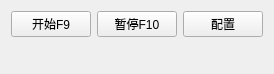
The window that KeyRecorder/KeyRecorder.ui (RYAN--LEE/key-recorder) describes before a commit, drawn with Qt 5.
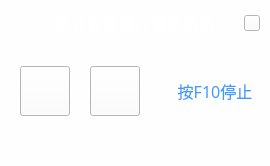
The same window after the commit. Icons and pictures are not drawn.

```diff
--- a/KeyRecorder/KeyRecorder.ui
+++ b/KeyRecorder/KeyRecorder.ui
@@ -7,23 +7,227 @@
     <x>0</x>
     <y>0</y>
     <width>270</width>
-    <height>71</height>
+    <height>166</height>
    </rect>
   </property>
+  <property name="minimumSize">
+   <size>
+    <width>270</width>
+    <height>166</height>
+   </size>
+  </property>
+  <property name="maximumSize">
+   <size>
+    <width>270</width>
+    <height>166</height>
+   </size>
+  </property>
+  <property name="font">
+   <font>
+    <family>Microsoft YaHei</family>
+    <pointsize>12</pointsize>
+   </font>
+  </property>
   <property name="windowTitle">
    <string>按键回放</string>
   </property>
+  <property name="styleSheet">
+   <string notr="true"/>
+  </property>
   <widget class="QWidget" name="centralWidget">
+   <property name="styleSheet">
+    <string notr="true">background-color: rgb(254, 254, 254);</string>
+   </property>
    <layout class="QVBoxLayout" name="verticalLayout">
+    <property name="spacing">
+     <number>0</number>
+    </property>
+    <property name="leftMargin">
+     <number>0</number>
+    </property>
+    <property name="topMargin">
+     <number>0</number>
+    </property>
+    <property name="rightMargin">
+     <number>0</number>
+    </property>
+    <property name="bottomMargin">
+     <number>0</number>
+    </property>
     <item>
-     <layout class="QHBoxLayout" name="horizontalLayout_2">
+     <widget class="QWidget" name="widgetTitle" native="true">
+      <property name="minimumSize">
+       <size>
+        <width>150</width>
+        <height>46</height>
+       </size>
+      </property>
+      <property name="maximumSize">
+       <size>
+        <width>270</width>
+        <height>46</height>
+       </size>
+      </property>
+      <property name="styleSheet">
+       <string notr="true">QWidget#widgetTitle{border-image: url(:/icon/logo/bk.png)};</string>
+      </property>
+      <layout class="QHBoxLayout" name="horizontalLayout_4" stretch="1,0,1">
+       <property name="spacing">
+        <number>0</number>
+       </property>
+       <property name="leftMargin">
+        <number>0</number>
+       </property>
+       <property name="topMargin">
+        <number>0</number>
+       </property>
+       <property name="rightMargin">
+        <number>0</number>
+       </property>
+       <property name="bottomMargin">
+        <number>0</number>
+       </property>
+       <item>
+        <spacer name="horizontalSpacer_5">
+         <property name="orientation">
+          <enum>Qt::Horizontal</enum>
+         </property>
+         <property name="sizeHint" stdset="0">
+          <size>
+           <width>52</width>
+           <height>20</height>
+          </size>
+         </property>
+        </spacer>
+       </item>
+       <item>
+        <widget class="QLabel" name="labelTitle">
+         <property name="font">
+          <font>
+           <family>Microsoft YaHei</family>
+           <pointsize>12</pointsize>
+           <weight>75</weight>
+           <bold>true</bold>
+          </font>
+         </property>
+         <property name="styleSheet">
+          <string notr="true">QLabel#labelTitle{
+color: rgb(255, 255, 255);
+background-color: rgba(255, 255, 255, 0);
+}</string>
+         </property>
+         <property name="text">
+          <string>旅业智能操作辅助系统</string>
+         </property>
+        </widget>
+       </item>
+       <item>
+        <layout class="QHBoxLayout" name="horizontalLayout_2" stretch="3,0,1">
+         <item>
+          <spacer name="horizontalSpacer_3">
+           <property name="orientation">
+            <enum>Qt::Horizontal</enum>
+           </property>
+           <property name="sizeHint" stdset="0">
+            <size>
+             <width>40</width>
+             <height>20</height>
+            </size>
+           </property>
+          </spacer>
+         </item>
+         <item>
+          <widget class="QPushButton" name="pushButtonClose">
+           <property name="sizePolicy">
+            <sizepolicy hsizetype="Minimum" vsizetype="Minimum">
+             <horstretch>0</horstretch>
+             <verstretch>0</verstretch>
+            </sizepolicy>
+           </property>
+           <property name="minimumSize">
+            <size>
+             <width>16</width>
+             <height>16</height>
+            </size>
+           </property>
+           <property name="maximumSize">
+            <size>
+             <width>16</width>
+             <height>16</height>
+            </size>
+           </property>
+           <property name="styleSheet">
+            <string notr="true">QPushButton{
+border-image :url(:/icon/logo/close.png)
+}</string>
+           </property>
+           <property name="text">
+            <string/>
+           </property>
+          </widget>
+         </item>
+         <item>
+          <spacer name="horizontalSpacer_4">
+           <property name="orientation">
+            <enum>Qt::Horizontal</enum>
+           </property>
+           <property name="sizeHint" stdset="0">
+            <size>
+             <width>40</width>
+             <height>20</height>
+            </size>
+           </property>
+          </spacer>
+         </item>
+        </layout>
+       </item>
+      </layout>
+     </widget>
+    </item>
+    <item>
+     <layout class="QHBoxLayout" name="horizontalLayout_5">
+      <property name="spacing">
+       <number>20</number>
+      </property>
+      <property name="leftMargin">
+       <number>20</number>
+      </property>
+      <property name="topMargin">
+       <number>20</number>
+      </property>
+      <property name="bottomMargin">
+       <number>10</number>
+      </property>
       <item>
        <widget class="QPushButton" name="pushButtonPlay">
+        <property name="sizePolicy">
+         <sizepolicy hsizetype="Minimum" vsizetype="Minimum">
+          <horstretch>0</horstretch>
+          <verstretch>0</verstretch>
+         </sizepolicy>
+        </property>
+        <property name="minimumSize">
+         <size>
+          <width>50</width>
+          <height>50</height>
+         </size>
+        </property>
+        <property name="maximumSize">
+         <size>
+          <width>50</width>
+          <height>50</height>
+         </size>
+        </property>
         <property name="toolTip">
          <string>开始F9</string>
         </property>
+        <property name="styleSheet">
+         <string notr="true">QPushButton{
+border-image :url(:/icon/logo/play.png)
+}</string>
+        </property>
         <property name="text">
-         <string>开始F9</string>
+         <string/>
         </property>
         <property name="shortcut">
          <string>F9</string>
@@ -32,11 +236,34 @@
       </item>
       <item>
        <widget class="QPushButton" name="pushButtonPause">
+        <property name="sizePolicy">
+         <sizepolicy hsizetype="Minimum" vsizetype="Minimum">
+          <horstretch>0</horstretch>
+          <verstretch>0</verstretch>
+         </sizepolicy>
+        </property>
+        <property name="minimumSize">
+         <size>
+          <width>50</width>
+          <height>50</height>
+         </size>
+        </property>
+        <property name="maximumSize">
+         <size>
+          <width>50</width>
+          <height>50</height>
+         </size>
+        </property>
         <property name="toolTip">
-         <string>停止F10</string>
+         <string notr="true">停止F10</string>
+        </property>
+        <property name="styleSheet">
+         <string notr="true">QPushButton{
+border-image :url(:/icon/logo/stop.png)
+}</string>
         </property>
         <property name="text">
-         <string>暂停F10</string>
+         <string/>
         </property>
         <property name="shortcut">
          <string>F10</string>
@@ -44,20 +271,43 @@
        </widget>
       </item>
       <item>
-       <widget class="QPushButton" name="pushButtonConfig">
+       <widget class="QLabel" name="labelTip">
+        <property name="font">
+         <font>
+          <family>微软雅黑</family>
+          <pointsize>12</pointsize>
+          <weight>50</weight>
+          <italic>false</italic>
+          <bold>false</bold>
+         </font>
+        </property>
+        <property name="styleSheet">
+         <string notr="true">color: rgb(63, 155, 253);
+font: 12pt &quot;微软雅黑&quot;;</string>
+        </property>
         <property name="text">
-         <string>配置</string>
+         <string>按F10停止</string>
+        </property>
+        <property name="alignment">
+         <set>Qt::AlignCenter</set>
         </property>
        </widget>
       </item>
      </layout>
     </item>
     <item>
-     <layout class="QHBoxLayout" name="horizontalLayout">
+     <layout class="QHBoxLayout" name="horizontalLayout" stretch="3,2">
+      <property name="leftMargin">
+       <number>20</number>
+      </property>
       <item>
        <layout class="QHBoxLayout" name="horizontalLayout_3" stretch="1">
         <item>
          <widget class="QLabel" name="label">
+          <property name="styleSheet">
+           <string notr="true">color: rgb(63, 155, 253);
+font: 10pt &quot;微软雅黑&quot;;</string>
+          </property>
           <property name="frameShape">
            <enum>QFrame::NoFrame</enum>
           </property>
@@ -68,21 +318,12 @@
         </item>
        </layout>
       </item>
-      <item>
-       <spacer name="horizontalSpacer">
-        <property name="orientation">
-         <enum>Qt::Horizontal</enum>
-        </property>
-        <property name="sizeHint" stdset="0">
-         <size>
-          <width>40</width>
-          <height>20</height>
-         </size>
-        </property>
-       </spacer>
-      </item>
       <item>
        <widget class="QLabel" name="labelPlayState">
+        <property name="styleSheet">
+         <string notr="true">color: rgb(63, 155, 253);
+font: 10pt &quot;微软雅黑&quot;;</string>
+        </property>
         <property name="text">
          <string/>
         </property>
```
